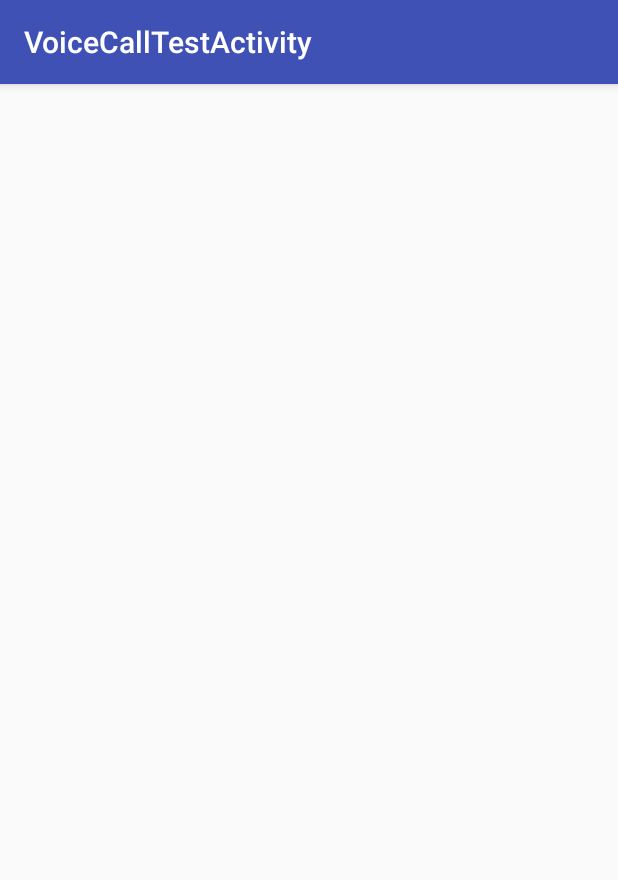
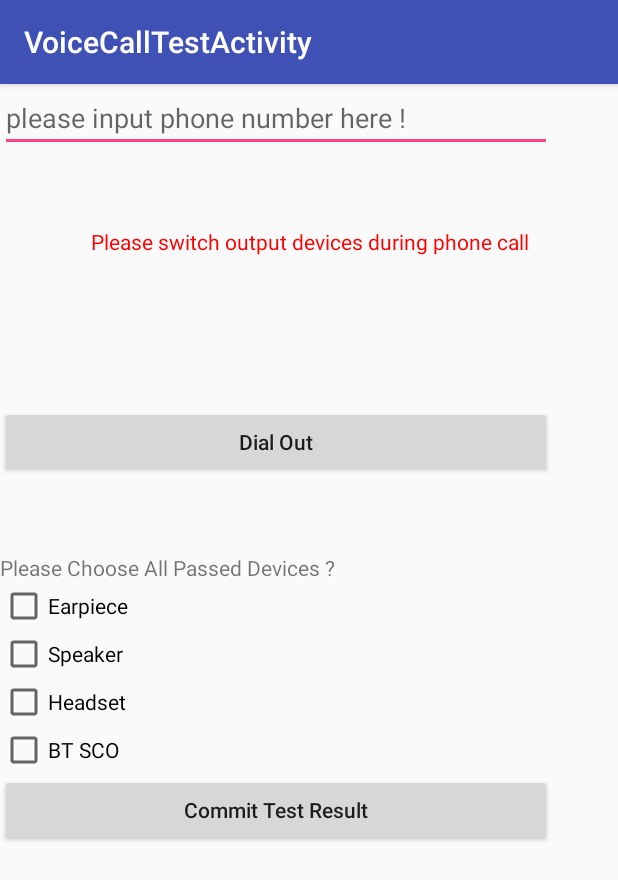
Before and after one commit to elevenxiang/MultimediaTestTool, an Android app: the VoiceCallTestActivity screen opened directly, with no data from a screen before it, on a phone screen of 412 x 824 dp. Shown: the top 880 px of the screen. Run offline under Robolectric (Android 15) with nearby library versions, the phone set to English and light mode, and no system bars.

Commit message:
implement voice call activity framework design.

```diff
--- a/app/src/main/java/com/htc/eleven/multimediatesttool/VoiceCallTestActivity.java
+++ b/app/src/main/java/com/htc/eleven/multimediatesttool/VoiceCallTestActivity.java
@@ -1,13 +1,106 @@
 package com.htc.eleven.multimediatesttool;
 
+import android.content.Intent;
+import android.net.Uri;
+import android.os.Bundle;
 import android.support.v7.app.AppCompatActivity;
-import android.os.Bundle;
+import android.view.View;
+import android.widget.Button;
+import android.widget.CheckBox;
+import android.widget.CompoundButton;
+import android.widget.EditText;
+import android.widget.Toast;
 
-public class VoiceCallTestActivity extends AppCompatActivity {
+import org.w3c.dom.Element;
+
+public class VoiceCallTestActivity extends AppCompatActivity implements View.OnClickListener, CompoundButton.OnCheckedChangeListener {
+
+    private EditText phoneNumber;
+    private Button dialOut;
+
+    private CheckBox cb1, cb2, cb3, cb4;
+    private Button commitBtn;
 
     @Override
     protected void onCreate(Bundle savedInstanceState) {
         super.onCreate(savedInstanceState);
         setContentView(R.layout.activity_voice_call_test);
+
+        /**
+         * configure EditTest to only accept number.
+         * add property: android:inputType="phone"
+         * */
+        phoneNumber = (EditText) findViewById(R.id.phone_number_edit);
+
+        dialOut = (Button) findViewById(R.id.DialOutBtn);
+        commitBtn = (Button) findViewById(R.id.commitBtn);
+
+        cb1 = (CheckBox) findViewById(R.id.cb1);
+        cb2 = (CheckBox) findViewById(R.id.cb2);
+        cb3 = (CheckBox) findViewById(R.id.cb3);
+        cb4 = (CheckBox) findViewById(R.id.cb4);
+
+        dialOut.setOnClickListener(this);
+        commitBtn.setOnClickListener(this);
+
+        cb1.setOnCheckedChangeListener(this);
+        cb2.setOnCheckedChangeListener(this);
+        cb3.setOnCheckedChangeListener(this);
+        cb4.setOnCheckedChangeListener(this);
+    }
+
+    private void dialOut() {
+        Uri uri = Uri.parse("tel:"+phoneNumber.getText());
+        Intent intent = new Intent(Intent.ACTION_VIEW, uri);
+        startActivity(intent);
+
+    }
+
+    private void commitResult() {
+
+        Element e = App.getApp().getmData().get(CellData.VoiceCall_Test_Id).getmElement();
+        String[] subItems = App.getApp().getmData().get(CellData.VoiceCall_Test_Id).getSubItems();
+
+        String data = "Failed";
+        for (int i=0; i<subItems.length; i++) {
+            switch (i) {
+                case 0:
+                    data = cb1.isChecked()?"Passed":"Failed";
+                    break;
+                case 1:
+                    data = cb2.isChecked()?"Passed":"Failed";
+                    break;
+                case 2:
+                    data = cb3.isChecked()?"Passed":"Failed";
+                    break;
+                case 3:
+                    data = cb4.isChecked()?"Passed":"Failed";
+                    break;
+            }
+            e.getElementsByTagName(subItems[i]).item(0).setTextContent(data);
+
+            Toast.makeText(VoiceCallTestActivity.this,"提交测试成功 !", Toast.LENGTH_SHORT).show();
+        }
+    }
+
+    @Override
+    public void onClick(View view) {
+
+        switch (view.getId()) {
+            case R.id.DialOutBtn:
+                dialOut();
+                break;
+
+            case R.id.commitBtn:
+                commitResult();
+                finish();
+                break;
+        }
+
+    }
+
+    @Override
+    public void onCheckedChanged(CompoundButton compoundButton, boolean b) {
+
     }
 }
--- a/app/src/main/res/layout/activity_voice_call_test.xml
+++ b/app/src/main/res/layout/activity_voice_call_test.xml
@@ -6,4 +6,79 @@
     android:layout_height="match_parent"
     tools:context="com.htc.eleven.multimediatesttool.VoiceCallTestActivity">
 
+    <EditText
+        android:layout_width="368dp"
+        android:layout_height="wrap_content"
+        android:layout_marginTop="30dp"
+        android:hint="@string/hint_for_call_number"
+        android:id="@+id/phone_number_edit"
+        android:inputType="phone"
+        tools:layout_editor_absoluteY="0dp"
+        tools:layout_editor_absoluteX="8dp" />
+
+    <TextView
+        android:layout_width="match_parent"
+        android:layout_height="wrap_content"
+        android:text="@string/testTips"
+        android:textColor="@color/red"
+        android:layout_marginTop="50dp"
+        android:gravity="center_horizontal|center_vertical"
+        android:id="@+id/tips"
+        app:layout_constraintTop_toBottomOf="@id/phone_number_edit"/>
+
+    <Button
+        android:layout_width="368dp"
+        android:layout_height="wrap_content"
+        android:text="@string/dail_out"
+        android:textAllCaps="false"
+        app:layout_constraintTop_toBottomOf="@+id/tips"
+        android:layout_marginTop="100dp"
+        android:id="@+id/DialOutBtn"
+        tools:layout_editor_absoluteX="0dp" />
+
+    <LinearLayout
+        android:layout_width="368dp"
+        android:layout_height="wrap_content"
+        android:id="@+id/choice_layout"
+        app:layout_constraintTop_toBottomOf="@+id/DialOutBtn"
+        android:layout_marginTop="50dp"
+        android:orientation="vertical"
+        tools:layout_editor_absoluteX="8dp">
+
+        <TextView
+            android:layout_width="match_parent"
+            android:layout_height="wrap_content"
+            android:textAllCaps="false"
+            android:text="@string/Question"/>
+
+        <CheckBox
+            android:layout_width="match_parent"
+            android:layout_height="wrap_content"
+            android:id="@+id/cb1"
+            android:text="@string/Receiver"/>
+        <CheckBox
+            android:layout_width="wrap_content"
+            android:layout_height="wrap_content"
+            android:id="@+id/cb2"
+            android:text="@string/Speaker"/>
+        <CheckBox
+            android:layout_width="wrap_content"
+            android:layout_height="wrap_content"
+            android:id="@+id/cb3"
+            android:text="@string/Headset"/>
+        <CheckBox
+            android:layout_width="wrap_content"
+            android:layout_height="wrap_content"
+            android:id="@+id/cb4"
+            android:text="@string/BTSCO"/>
+
+        <Button
+            android:layout_width="match_parent"
+            android:layout_height="wrap_content"
+            android:text="@string/Commit"
+            android:textAllCaps="false"
+            android:id="@+id/commitBtn"/>
+
+    </LinearLayout>
+
 </android.support.constraint.ConstraintLayout>
--- a/app/src/main/res/values/strings.xml
+++ b/app/src/main/res/values/strings.xml
@@ -22,4 +22,11 @@
     <string name="onRecording"> --- Under Recording --- </string>
     <string name="onReady"> --- Ready --- </string>
     <string name="onPlaying"> --- Under Playing Recording Voice --- </string>
+
+
+    <string name="hint_for_call_number">please input phone number here !</string>
+    <string name="dail_out">Dial Out</string>
+    <string name="Receiver">Earpiece</string>
+    <string name="BTSCO">BT SCO</string>
+    <string name="testTips">Please switch output devices during phone call</string>
 </resources>
```
Also changed, not shown: 1 other file.
